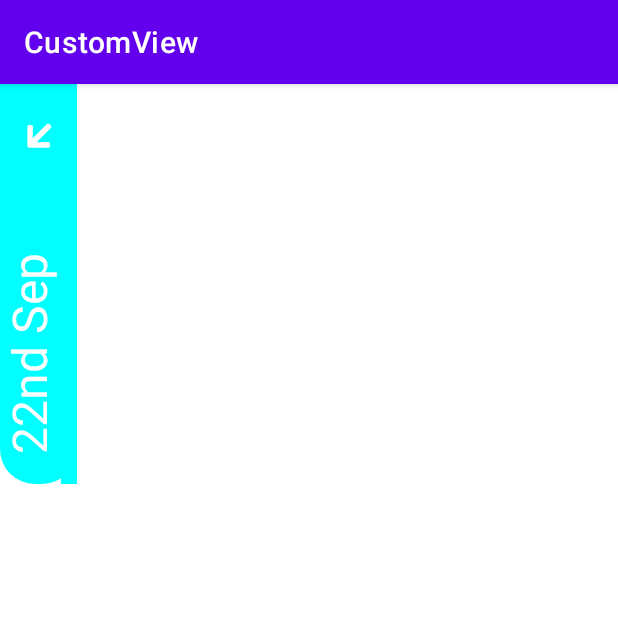
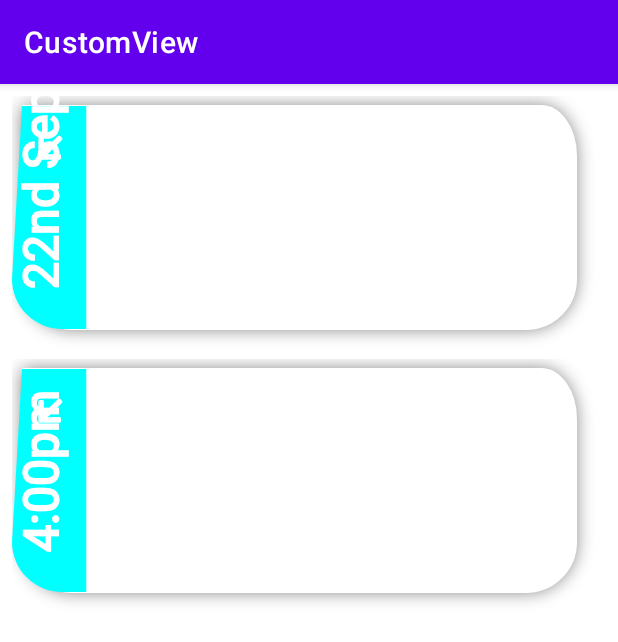
Before and after one commit to cybercoder-naj/ALMINDS-task, an Android app: the screen it shows after launch (MainActivity), on a phone screen of 412 x 824 dp. Shown: the top 642 px of the screen. Run offline under Robolectric (Android 15) with nearby library versions, the phone set to English and light mode, and no system bars.

Commit message:
Setup codebase for tomorrow

```diff
--- a/app/src/main/java/com/nishant/customview/MainActivity.kt
+++ b/app/src/main/java/com/nishant/customview/MainActivity.kt
@@ -10,9 +10,13 @@ import com.nishant.customview.views.PaymentCard
 class MainActivity : AppCompatActivity() {
     override fun onCreate(savedInstanceState: Bundle?) {
         super.onCreate(savedInstanceState)
-        val paymentCard = PaymentCard(this).apply {
-            layoutParams = ViewGroup.LayoutParams(ViewGroup.LayoutParams.MATCH_PARENT, 400)
+        setContentView(R.layout.activity_main)
+
+        findViewById<PaymentCard>(R.id.card1).apply {
+            date = "22nd Sep"
         }
-        setContentView(paymentCard)
+        findViewById<PaymentCard>(R.id.card2).apply {
+            date = "4:00pm"
+        }
     }
 }
--- a/app/src/main/java/com/nishant/customview/views/PaymentCard.kt
+++ b/app/src/main/java/com/nishant/customview/views/PaymentCard.kt
@@ -1,14 +1,13 @@
 package com.nishant.customview.views
 
 import android.content.Context
-import android.graphics.Canvas
-import android.graphics.Color
-import android.graphics.Paint
+import android.graphics.*
 import android.graphics.Paint.ANTI_ALIAS_FLAG
 import android.util.AttributeSet
 import android.view.View
 import androidx.core.content.res.ResourcesCompat
 import androidx.core.graphics.drawable.toBitmap
+import com.bumptech.glide.Glide
 import com.nishant.customview.R
 
 private const val TAG = "PaymentCard"
@@ -20,49 +19,177 @@ class PaymentCard @JvmOverloads constructor(
     defStyleRes: Int = 0
 ) : View(ctx, attrs, defStyleAttr, defStyleRes) {
 
+    companion object {
+        private const val OFFSET = 30f
+        private const val OFFSET_SMALL = 10f
+    }
+
     private val part1Paint = Paint(ANTI_ALIAS_FLAG).apply {
         style = Paint.Style.FILL
         color = Color.CYAN
     }
     private val diagonalArrow =
         ResourcesCompat.getDrawable(resources, R.drawable.ic_diagonal_arrow, null)
-
+    private val shadowPaint = Paint(ANTI_ALIAS_FLAG).apply {
+        style = Paint.Style.FILL
+    }
+    private val curvePath = Path().apply {
+        moveTo(OFFSET_SMALL, OFFSET_SMALL)
+    }
+    private val part1Path = Path().apply {
+        moveTo(OFFSET_SMALL, OFFSET_SMALL)
+    }
     private val dateTextPaint = Paint(ANTI_ALIAS_FLAG).apply {
-        style = Paint.Style.FILL
+        style = Paint.Style.FILL_AND_STROKE
         color = Color.WHITE
         textSize = 48f
+        strokeWidth = 2f
     }
+    private val shadowFilter = BlurMaskFilter(15f, BlurMaskFilter.Blur.NORMAL)
 
+    var image: String? = null
+        set(value) {
+            field = value
+            imageType = "url"
+            // TODO this is deprecated.
+            imageBitmap = Glide
+                .with(context)
+                .asBitmap()
+                .load(field)
+                .into(-1, -1)
+                .get()
+        }
+    var imageResource: Int = 0
+        set(value) {
+            field = value
+            imageType = "drawable"
+            imageBitmap = BitmapFactory.decodeResource(resources, field)
+        }
+    var imageType: String? = null
+
+    var imageBitmap: Bitmap? = null
+        set(value) {
+            field = value
+            postInvalidate()
+        }
+    var name: String? = null
+        set(value) {
+            field = value
+            postInvalidate()
+        }
+    var date: String? = null
+        set(value) {
+            field = value
+            postInvalidate()
+        }
+    var method: String? = null
+        set(value) {
+            field = value
+            postInvalidate()
+        }
+    var amount: Float = 0f
+        set(value) {
+            field = value
+            postInvalidate()
+        }
+    var transactionType: String? = null
+        set(value) {
+            field = value
+            postInvalidate()
+        }
+    var cornerRadius = 100f
+        set(value) {
+            field = value
+            postInvalidate()
+        }
+    var accentColor: Int = Color.parseColor("#37D8CF")
+        set(value) {
+            field = value
+            part1Paint.color = field
+            postInvalidate()
+        }
 
     override fun onDraw(canvas: Canvas?) {
         super.onDraw(canvas)
         if (canvas == null)
             return
 
+        drawShadow(canvas)
         drawPart1(canvas)
         diagonalArrow?.toBitmap()?.let {
             canvas.drawBitmap(it, (width / 36).toFloat(), 30f, null)
         }
 
-        drawRotatedText(canvas)
+        date?.let { writeDate(it, canvas) }
     }
 
-    private fun drawRotatedText(canvas: Canvas) {
-        canvas.rotate(-90f, (width / 36).toFloat(), (height - 30).toFloat())
-        canvas.translate(0f, (width / 20).toFloat())
-        canvas.drawText("22nd Sep", (width / 36).toFloat(), (height - 30).toFloat(), dateTextPaint)
-        canvas.translate(0f, -(width / 20).toFloat())
-        canvas.rotate(90f, (width / 36).toFloat(), (height - 30).toFloat())
+    private fun writeDate(text: String, canvas: Canvas) {
+        canvas.rotate(-90f, width / 36f, height - 30f - OFFSET)
+        canvas.translate(0f, width / 20f)
+        canvas.drawText(text, width / 36f + OFFSET_SMALL, height - 30f - OFFSET, dateTextPaint)
+        canvas.translate(0f, width / -20f)
+        canvas.rotate(90f, width / 36f, height - 30f - OFFSET)
     }
 
     private fun drawPart1(canvas: Canvas) {
-        with(canvas) {
-            drawRoundRect(0f, 0f, (width / 8).toFloat(), height.toFloat(), 35f, 35f, part1Paint)
-            drawRect(0f, 0f, (width / 8).toFloat(), (height / 2).toFloat(), part1Paint)
-            drawRect(
-                (width / 10).toFloat(), 0f,
-                (width / 8).toFloat(), height.toFloat(), part1Paint
+        part1Path.apply {
+            lineTo(width / 8f, OFFSET_SMALL)
+            lineTo(width / 8f, height - OFFSET)
+            lineTo(cornerRadius, height - OFFSET)
+            arcTo(
+                0f,
+                height - cornerRadius - OFFSET,
+                cornerRadius,
+                height - OFFSET,
+                90f,
+                90f,
+                false
             )
         }
+
+        canvas.drawPath(part1Path, part1Paint)
+    }
+
+    private fun drawShadow(canvas: Canvas) {
+        shadowPaint.apply {
+            color = Color.parseColor("#808080")
+            maskFilter = shadowFilter
+        }
+
+        curvePath.apply {
+            lineTo(width - cornerRadius, OFFSET_SMALL)
+            arcTo(
+                width - cornerRadius,
+                OFFSET_SMALL,
+                width - OFFSET,
+                cornerRadius + OFFSET_SMALL,
+                270f,
+                90f,
+                false
+            )
+            lineTo(width - OFFSET, height - cornerRadius - OFFSET)
+            arcTo(
+                width - cornerRadius - OFFSET,
+                height - cornerRadius - OFFSET,
+                width - OFFSET,
+                height - OFFSET,
+                0f,
+                90f,
+                false
+            )
+            lineTo(cornerRadius + OFFSET_SMALL, height - OFFSET)
+            arcTo(
+                OFFSET_SMALL,
+                height - cornerRadius - OFFSET,
+                cornerRadius + OFFSET_SMALL,
+                height - OFFSET,
+                90f,
+                90f,
+                false
+            )
+        }
+
+        canvas.drawPath(curvePath, shadowPaint)
+        canvas.drawPath(curvePath, dateTextPaint)
     }
 }
--- a/app/src/main/res/layout/activity_main.xml
+++ b/app/src/main/res/layout/activity_main.xml
@@ -1,9 +1,25 @@
 <?xml version="1.0" encoding="utf-8"?>
-<androidx.constraintlayout.widget.ConstraintLayout xmlns:android="http://schemas.android.com/apk/res/android"
+<LinearLayout xmlns:android="http://schemas.android.com/apk/res/android"
     xmlns:app="http://schemas.android.com/apk/res-auto"
+    android:orientation="vertical"
     xmlns:tools="http://schemas.android.com/tools"
     android:layout_width="match_parent"
     android:layout_height="match_parent"
-    tools:context=".MainActivity">
+    tools:context=".MainActivity"
+    android:padding="8dp">
 
-</androidx.constraintlayout.widget.ConstraintLayout>
+    <com.nishant.customview.views.PaymentCard
+        android:id="@+id/card1"
+        android:layout_width="match_parent"
+        android:layout_height="175dp"
+        app:layout_constraintTop_toTopOf="parent"
+        app:layout_constraintStart_toStartOf="parent" />
+
+    <com.nishant.customview.views.PaymentCard
+        android:id="@+id/card2"
+        android:layout_width="match_parent"
+        android:layout_height="175dp"
+        app:layout_constraintTop_toTopOf="parent"
+        app:layout_constraintStart_toStartOf="parent" />
+
+</LinearLayout>
```
